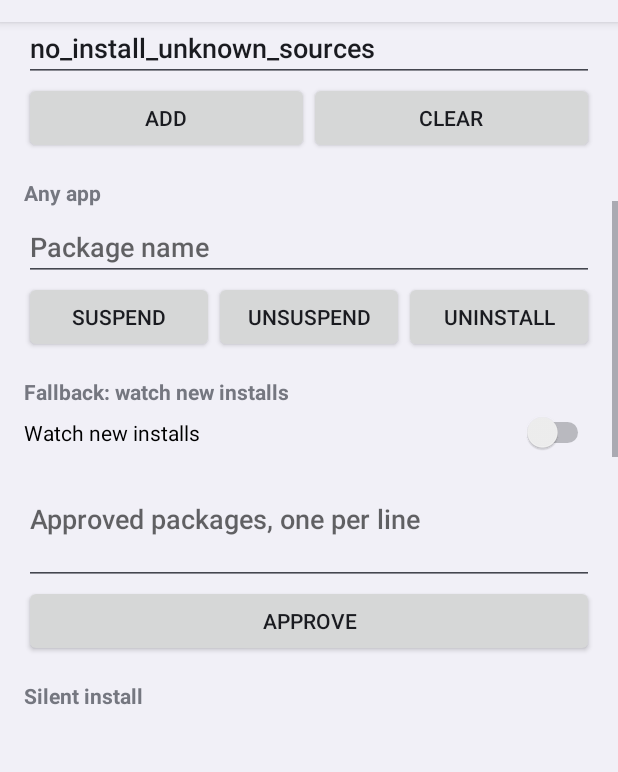
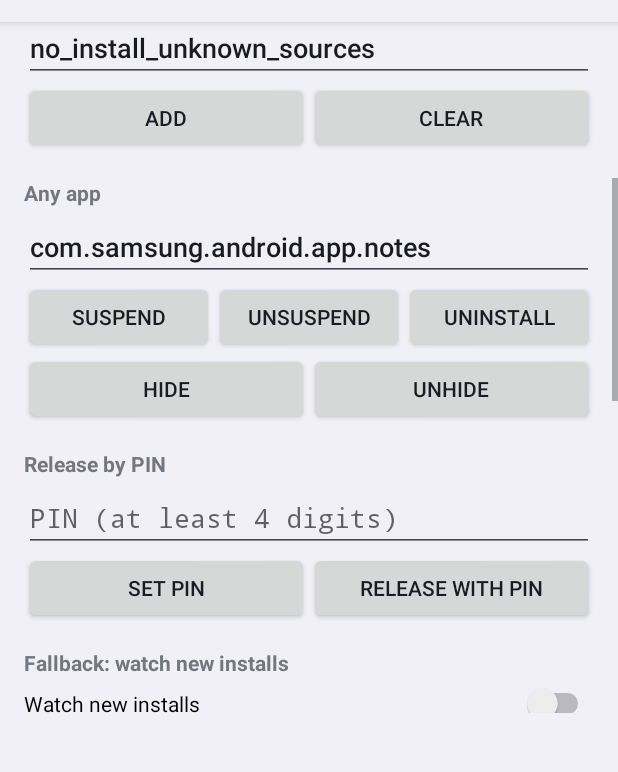
Before and after one commit to mhc-works/pdm, an Android app: the screen it shows after launch (MainActivity), scrolled down 322 dp, on a phone screen of 412 x 824 dp, the part 62-834 px from its top. Run offline under Robolectric (Android 15) with nearby library versions, the phone set to English and light mode, and no system bars.

Commit message:
Record the device test run-ahead and its decisions
Run-ahead on an older Samsung tablet (Android 11) before stage 2.

Test app: hide and unhide an app, release one app by PIN, keep the
process alive with a system-bound DeviceAdminService, sweep installed
packages at every process start, take the installed apps as approved
when watching is switched on, approve the remote help app from its
button, prefill the package field.

ADRs: two ways to set up Device Owner and distribution through a closed
Play Store test (0001), remote help as part of PDM (0002), Device Owner
interfaces first (0005), Kotlin on the device and Rust elsewhere (0006).

Co-Authored-By: Claude Fable 5.2 <noreply@anthropic.com>

```diff
--- a/devicetest/app/src/main/java/com/mhc_works/pdm/devicetest/App.kt
+++ b/devicetest/app/src/main/java/com/mhc_works/pdm/devicetest/App.kt
@@ -18,5 +18,6 @@ class App : Application() {
         } else {
             registerReceiver(receiver, filter)
         }
+        Actions(this).sweep()
     }
 }
--- a/devicetest/app/src/main/java/com/mhc_works/pdm/devicetest/MainActivity.kt
+++ b/devicetest/app/src/main/java/com/mhc_works/pdm/devicetest/MainActivity.kt
@@ -94,11 +94,25 @@ class MainActivity : Activity() {
         )
 
         section(R.string.any_app_title)
-        packageField = field(R.string.package_hint, "")
+        // Samsung Notes: harmless to suspend or hide, preinstalled on the test tablets.
+        packageField = field(R.string.package_hint, "com.samsung.android.app.notes")
         row(
             R.string.suspend to { actions.suspend(pkg(), true) },
             R.string.unsuspend to { actions.suspend(pkg(), false) },
             R.string.uninstall to { actions.uninstall(pkg()) },
+        )
+        row(
+            R.string.hide to { actions.hide(pkg(), true) },
+            R.string.unhide to { actions.hide(pkg(), false) },
+        )
+
+        section(R.string.pin_title)
+        val pinField = field(R.string.pin_hint, "").apply {
+            inputType = InputType.TYPE_CLASS_NUMBER or InputType.TYPE_NUMBER_VARIATION_PASSWORD
+        }
+        row(
+            R.string.pin_set to { actions.setPin(pinField.text.toString()); pinField.setText("") },
+            R.string.pin_release to { actions.releaseWithPin(pinField.text.toString(), pkg()); pinField.setText("") },
         )
 
         section(R.string.watch_title)
@@ -108,6 +122,8 @@ class MainActivity : Activity() {
             setOnCheckedChangeListener { _, on ->
                 store.watchNewInstalls = on
                 AppLog.log("watch new installs: $on")
+                if (on) actions.watchOn()
+                approvedField.setText(store.approvedText)
             }
         })
         approvedField = field(R.string.approved_hint, store.approvedText).apply {
@@ -216,6 +232,8 @@ class MainActivity : Activity() {
             AppLog.log("remote help: $RUSTDESK is not installed")
             return
         }
+        // Remote help is PDM's own tool: the watch must not keep it suspended.
+        actions.approve(RUSTDESK)
         try {
             startActivity(launch)
             AppLog.log("remote help: RustDesk started")
--- a/devicetest/app/src/main/java/com/mhc_works/pdm/devicetest/Store.kt
+++ b/devicetest/app/src/main/java/com/mhc_works/pdm/devicetest/Store.kt
@@ -16,6 +16,19 @@ class Store(context: Context) {
         get() = prefs.getStringSet(SUSPENDED, emptySet()) ?: emptySet()
         set(value) = prefs.edit().putStringSet(SUSPENDED, value.toSet()).apply()
 
+    var hidden: Set<String>
+        get() = prefs.getStringSet(HIDDEN, emptySet()) ?: emptySet()
+        set(value) = prefs.edit().putStringSet(HIDDEN, value.toSet()).apply()
+
+    /** Base64 of the PIN salt and of its hash; empty when no PIN is set. The PIN itself is never kept. */
+    var pinSalt: String
+        get() = prefs.getString(PIN_SALT, "") ?: ""
+        set(value) = prefs.edit().putString(PIN_SALT, value).apply()
+
+    var pinHash: String
+        get() = prefs.getString(PIN_HASH, "") ?: ""
+        set(value) = prefs.edit().putString(PIN_HASH, value).apply()
+
     var watchNewInstalls: Boolean
         get() = prefs.getBoolean(WATCH, false)
         set(value) = prefs.edit().putBoolean(WATCH, value).apply()
@@ -27,6 +40,9 @@ class Store(context: Context) {
     private companion object {
         const val RESTRICTIONS = "restrictions"
         const val SUSPENDED = "suspended"
+        const val HIDDEN = "hidden"
+        const val PIN_SALT = "pin_salt"
+        const val PIN_HASH = "pin_hash"
         const val WATCH = "watch"
         const val APPROVED = "approved"
     }
--- /dev/null
+++ b/devicetest/app/src/main/java/com/mhc_works/pdm/devicetest/WatchService.kt
@@ -0,0 +1,6 @@
+package com.mhc_works.pdm.devicetest
+
+import android.app.admin.DeviceAdminService
+
+/** Bound by the system while this app is Device Owner: keeps the process, and with it the runtime PACKAGE_ADDED receiver of App, alive. */
+class WatchService : DeviceAdminService()
--- a/devicetest/app/src/main/res/values/strings.xml
+++ b/devicetest/app/src/main/res/values/strings.xml
@@ -43,4 +43,10 @@
     <string name="sms_number_hint">Phone number</string>
     <string name="sms_send">Send test text</string>
     <string name="sms_test_text">This is a test text from the PDM device test.</string>
+    <string name="hide">Hide</string>
+    <string name="unhide">Unhide</string>
+    <string name="pin_title">Release by PIN</string>
+    <string name="pin_hint">PIN (at least 4 digits)</string>
+    <string name="pin_set">Set PIN</string>
+    <string name="pin_release">Release with PIN</string>
 </resources>
```
Also changed, not shown: devicetest/app/src/main/AndroidManifest.xml (+10 -0 lines), devicetest/app/src/main/java/com/mhc_works/pdm/devicetest/Actions.kt (+80 -5 lines), devicetest/app/src/main/java/com/mhc_works/pdm/devicetest/Logic.kt (+15 -0 lines), 7 other files.
